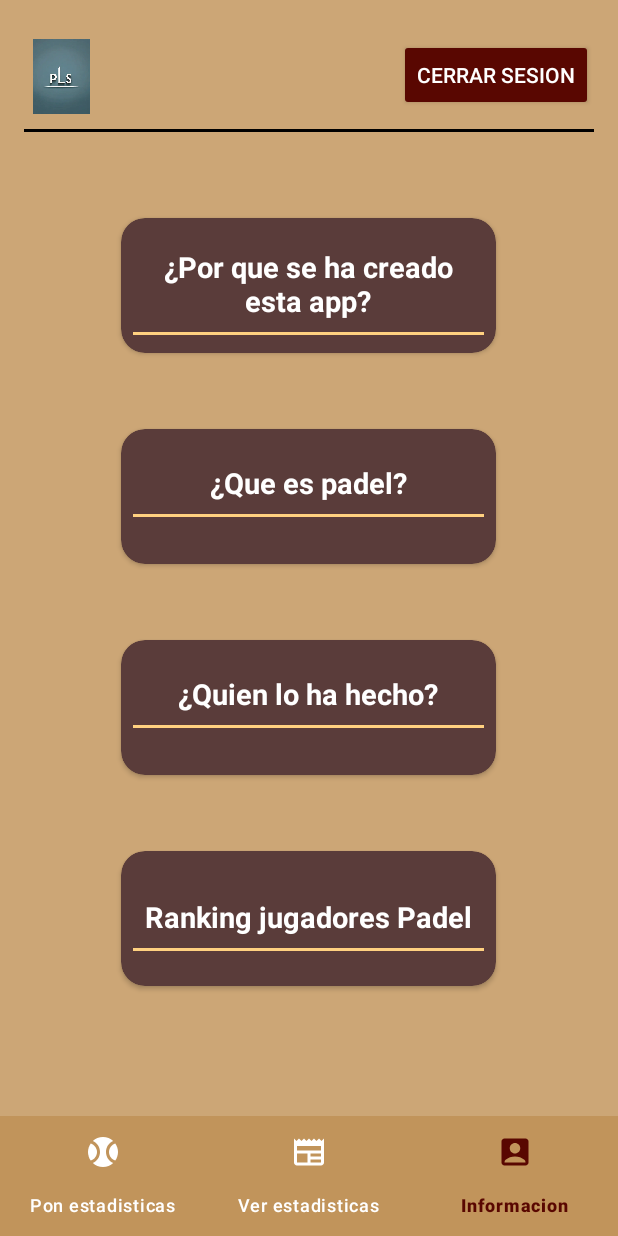
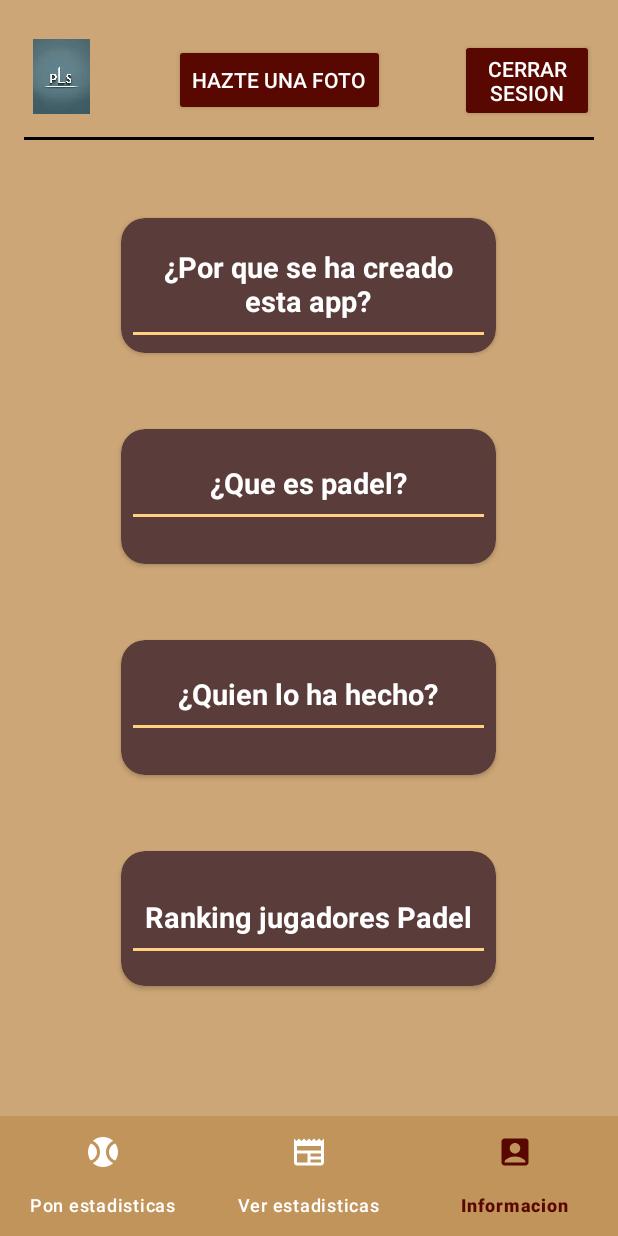
Before and after one commit to UnaiCastro/Entrega1_Das_UnaiCastro, an Android app: the InformacionFragment screen opened through its navigation route, on a phone screen of 412 x 824 dp. Run offline under Robolectric (Android 15) with nearby library versions, the phone set to English and light mode, and no system bars; our stand-ins replace Firebase (no records; nobody signed in at launch, a user with empty details on screens opened directly), navigation-ui.

Commit message:
Implementacion de la camara

```diff
--- a/app/build.gradle.kts
+++ b/app/build.gradle.kts
@@ -68,6 +68,7 @@ dependencies {
     implementation("androidx.room:room-ktx:2.6.1")
     implementation("com.google.firebase:firebase-auth-ktx:22.3.1")
     implementation("com.google.firebase:firebase-firestore-ktx:24.11.1")
+    implementation("com.google.firebase:firebase-storage-ktx:20.3.0")
     testImplementation("junit:junit:4.13.2")
     androidTestImplementation("androidx.test.ext:junit:1.1.5")
     androidTestImplementation("androidx.test.espresso:espresso-core:3.5.1")
--- a/app/src/main/AndroidManifest.xml
+++ b/app/src/main/AndroidManifest.xml
@@ -4,6 +4,12 @@
 
     <uses-permission android:name="android.permission.POST_NOTIFICATIONS" />
     <uses-permission android:name="android.permission.INTERNET"/>
+    <uses-feature android:name="android.hardware.camera"/>
+
+    <uses-permission android:name="android.permission.CAMERA" />
+
+
+
     <application
         android:allowBackup="true"
         android:dataExtractionRules="@xml/data_extraction_rules"
--- a/app/src/main/res/layout/fragment_informacion.xml
+++ b/app/src/main/res/layout/fragment_informacion.xml
@@ -26,10 +26,20 @@
                 android:src="@drawable/logo" />
 
             <androidx.appcompat.widget.AppCompatButton
+                android:id="@+id/informacionBoton"
+                android:layout_width="wrap_content"
+                android:layout_marginStart="50dp"
+                android:layout_gravity="center"
+                android:textColor="@color/white"
+                android:layout_height="wrap_content"
+                android:backgroundTint="@color/color_botones"
+                android:text="Hazte una foto"/>
+
+            <androidx.appcompat.widget.AppCompatButton
                 android:id="@+id/informacion_btnCierresesion"
                 android:layout_width="wrap_content"
                 android:layout_height="wrap_content"
-                android:layout_marginStart="200dp"
+                android:layout_marginStart="50dp"
                 android:backgroundTint="@color/color_botones"
                 android:text="@string/CerrarSesion"
                 android:textColor="@color/color_letra_botones" />
```
Also changed, not shown: app/src/main/java/com/tfg/inicioactivity/iu/PagPrincipal/VerStats/VerStatsFragment.kt (+23 -1 lines), app/src/main/java/com/tfg/inicioactivity/iu/PagPrincipal/info/InformacionFragment.kt (+104 -7 lines).
